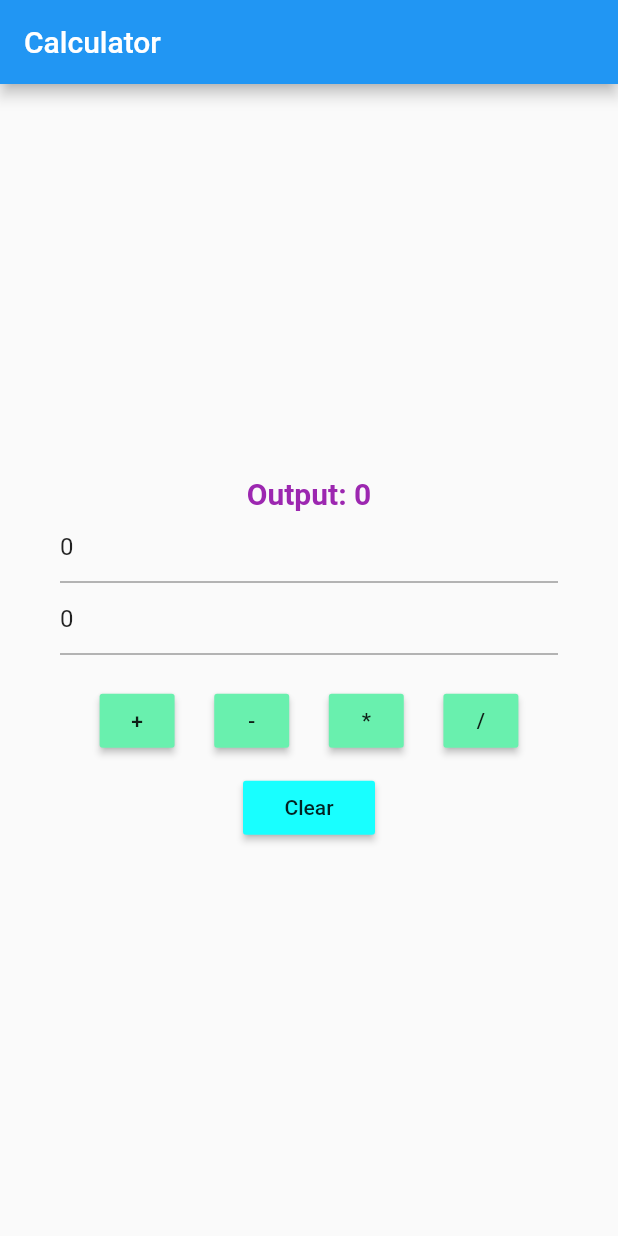
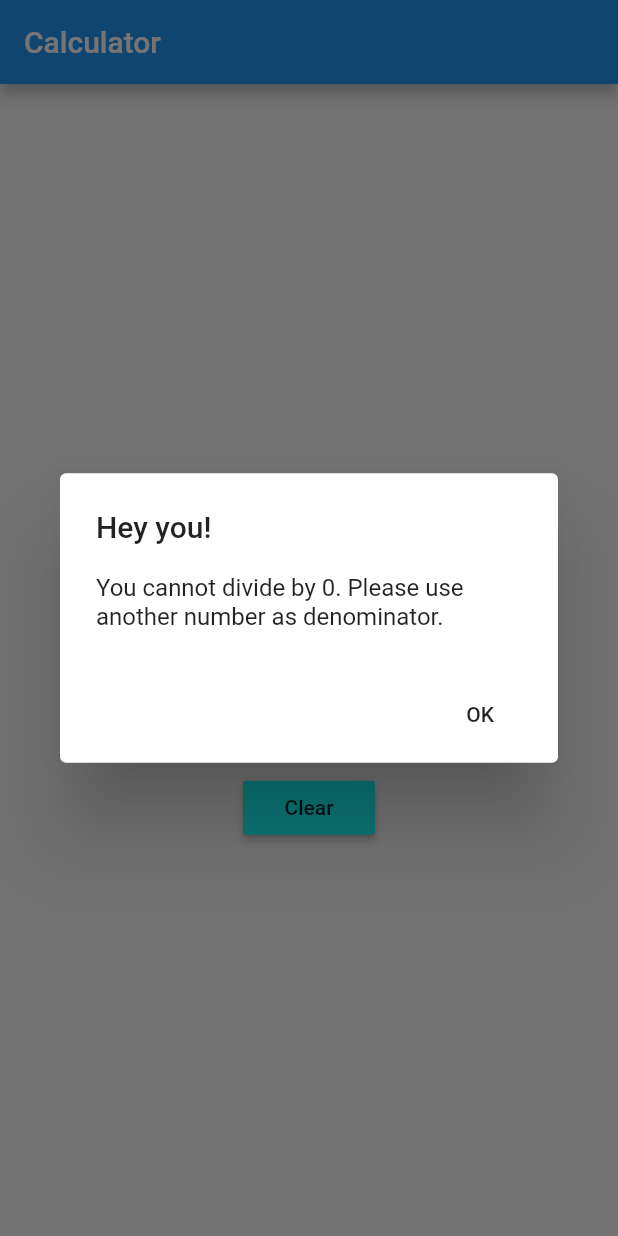
Before and after one commit to aless10/FlutterCalculatorApp, a Flutter app: the screen it shows after launch, after a tap on an icon or button, on a phone screen of 412 x 824 dp. Run offline on Flutter 3.47's test engine with Material 2 defaults, Android fonts, the phone set to English and light mode, and no system bars.

```diff
--- a/lib/homePage.dart
+++ b/lib/homePage.dart
@@ -4,6 +4,35 @@ class MyHomePage extends StatefulWidget {
   @override
   State createState() => HomePageState();
 }
+
+showAlertDialog(BuildContext context) {
+
+  // set up the button
+  Widget okButton = FlatButton(
+    child: Text("OK"),
+    onPressed: () {
+      Navigator.of(context, rootNavigator: true).pop('dialog');
+    },
+  );
+
+  // set up the AlertDialog
+  AlertDialog alert = AlertDialog(
+    title: Text("Hey you!"),
+    content: Text("You cannot divide by 0. Please use another number as denominator."),
+    actions: [
+      okButton,
+    ],
+  );
+
+  // show the dialog
+  showDialog(
+    context: context,
+    builder: (BuildContext context) {
+      return alert;
+    },
+  );
+}
+
 
 class HomePageState extends State<MyHomePage> {
   var num1 = 0, num2 = 0, sum = 0;
@@ -35,13 +64,15 @@ class HomePageState extends State<MyHomePage> {
     });
   }
 
-  void divide() {
+  void divide(BuildContext context) {
     setState(() {
       try {
         num1 = int.parse(t1.text);
         num2 = int.parse(t2.text);
         sum = num1 ~/ num2;
-      } on IntegerDivisionByZeroException {}
+      } on IntegerDivisionByZeroException {
+        showAlertDialog(context);
+      }
     });
   }
 
@@ -106,7 +137,7 @@ class HomePageState extends State<MyHomePage> {
                     minWidth: 50.0),
                 MaterialButton(
                     child: Text("/"),
-                    onPressed: divide,
+                    onPressed: () {divide(context);},
                     color: Colors.greenAccent,
                     minWidth: 50.0)
               ],
```
